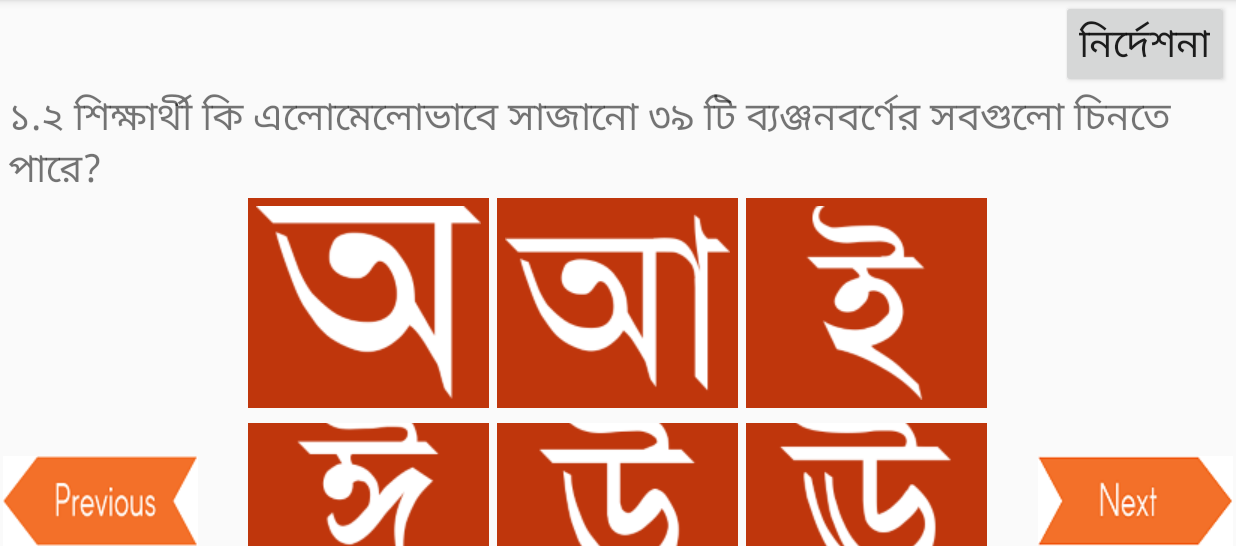
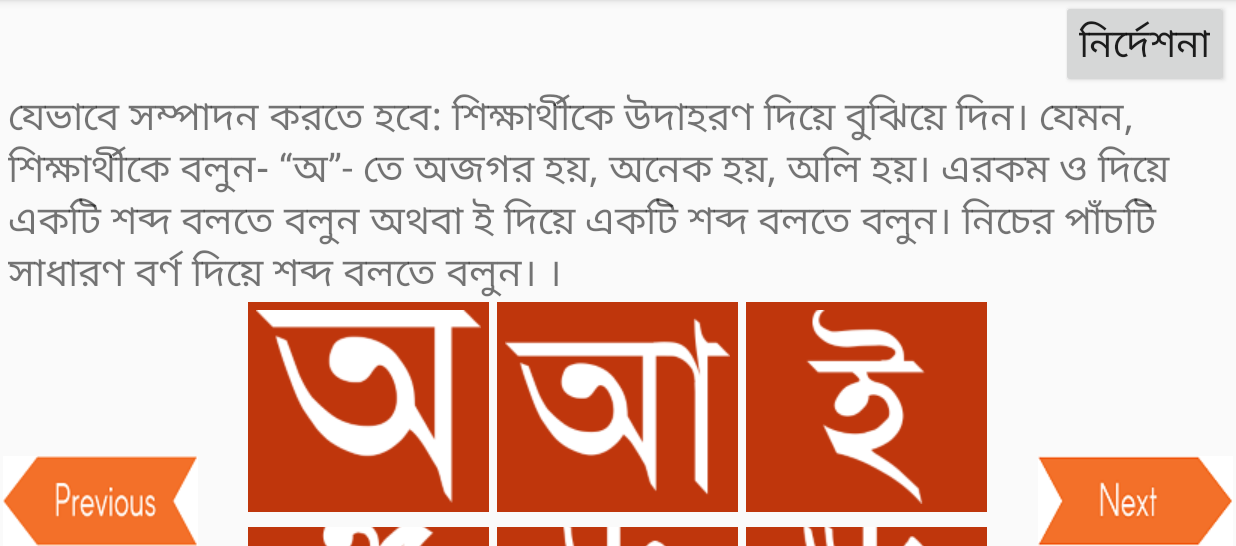
Before and after one commit to smasish/E_Learning, an Android app: the QuestionActivity screen opened directly, with no data from a screen before it, on a phone screen of 824 x 412 dp (held sideways), the part 72-618 px from its top. Run offline under Robolectric (Android 15) with nearby library versions, the phone set to English and light mode, and no system bars.

Commit message:
added instructions

```diff
--- a/app/src/main/java/ict/sci/kidslearning/MainActivity.java
+++ b/app/src/main/java/ict/sci/kidslearning/MainActivity.java
@@ -14,6 +14,8 @@ public class MainActivity extends AppCompatActivity {
         setContentView(R.layout.activity_main);
 
 
+
+
     }
 
 
--- a/app/src/main/java/ict/sci/kidslearning/QuestionActivity.java
+++ b/app/src/main/java/ict/sci/kidslearning/QuestionActivity.java
@@ -46,7 +46,7 @@ public class QuestionActivity extends AppCompatActivity {
         indexArray=0;
 
         question = (TextView)findViewById(R.id.question_id);
-        question_ind++;
+
 
         imb1 = (ImageButton)findViewById(R.id.x1);
         imb2 = (ImageButton)findViewById(R.id.x2);
@@ -66,13 +66,14 @@ public class QuestionActivity extends AppCompatActivity {
 
         indexArray = 6;
 
-        question.setText(""+getString(R.string.question12));
-
+        question.setText(""+getResources().getStringArray(R.array.instruction_set)[question_ind]);
+        question_ind++;
     }
 
     public void showbox(View v){
 
-        AlertMessage.showMessage(con,"","");
+        String instr = ""+getResources().getStringArray(R.array.instruction_set)[question_ind];
+        AlertMessage.showMessage(con,"Instruction",instr);
     }
 
     public void next(View v){
--- a/app/src/main/res/values/strings.xml
+++ b/app/src/main/res/values/strings.xml
@@ -70,6 +70,46 @@
 
 </string-array>
 
+    <string-array name="instruction_set">
+        <item name="set1"> যেভাবে সম্পাদন করতে হবে: শিক্ষার্থীকে উদাহরণ দিয়ে বুঝিয়ে দিন। যেমন, শিক্ষার্থীকে
+            বলুন- “অ”- তে অজগর হয়, অনেক হয়, অলি হয়। এরকম "ও" দিয়ে একটি শব্দ বলতে বলুন অথবা "ই" দিয়ে
+            একটি শব্দ বলতে বলুন। নিচের  পাঁচটি সাধারণ বর্ণ দিয়ে শব্দ বলতে বলুন। ।
+        </item>
+        <item name="set2"> শিক্ষার্থীকে উদাহরণ দিয়ে বুঝিয়ে দিন। </item>
+        <item name="set3">  শিক্ষার্থীকে উদাহরণ দিয়ে বুঝিয়ে দিন। </item>
+        <item name="set6">    শিক্ষার্থীকে উদাহরণ দিয়ে বুঝিয়ে দিন </item>
+        <item name="set7"> </item>
+        <item name="set8"> </item>
+        <item name="set9">  </item>
+        <item name="set10">   শিক্ষার্থীকে উদাহরণ দিয়ে বুঝিয়ে দিন </item>
+        <item name="set10"> </item>
+        <item name="set11">  </item>
+        <item name="set12"> </item>
+        <item name="set13"> </item>
+        <item name="set14">  </item>
+        <item name="set15"> </item>
+        <item name="set16"> </item>
+        <item name="set17">  </item>
+        <item name="set18"> </item>
+        <item name="set19"> </item>
+        <item name="set6">  </item>
+        <item name="set7"> </item>
+        <item name="set8"> </item>
+        <item name="set9">  </item>
+        <item name="set10"> </item>
+        <item name="set10"> </item>
+        <item name="set11">  </item>
+        <item name="set12"> </item>
+        <item name="set13"> </item>
+        <item name="set14">  </item>
+        <item name="set15"> </item>
+        <item name="set16"> </item>
+        <item name="set17">  </item>
+        <item name="set18"> </item>
+        <item name="set19"> </item>
+    </string-array>
+
+
     <string name="nombor">নম্বর প্রদান : এবার দেখুন ২৪টি বা তার বেশি পারলে নম্বরপত্রে “হ্যাঁ”-তে টিকচিহ্ন দিন,তার কম পারলে“না”- তে টিকচিহ্ন দিন। </string>
 
     <!--next section for -->
```
